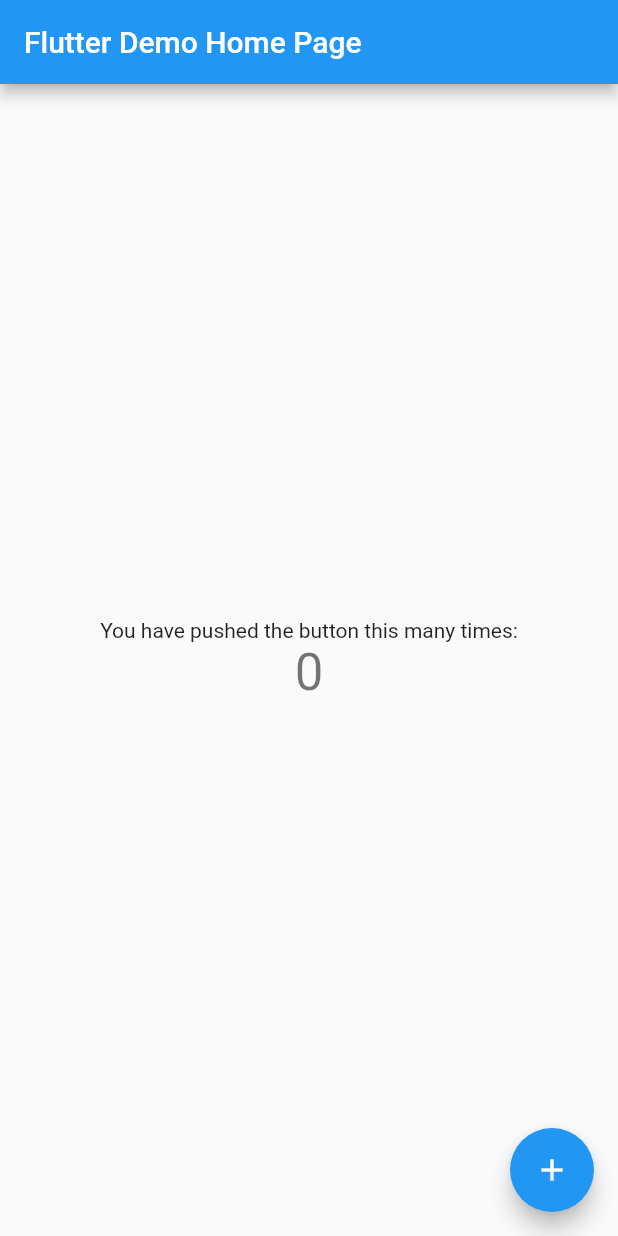
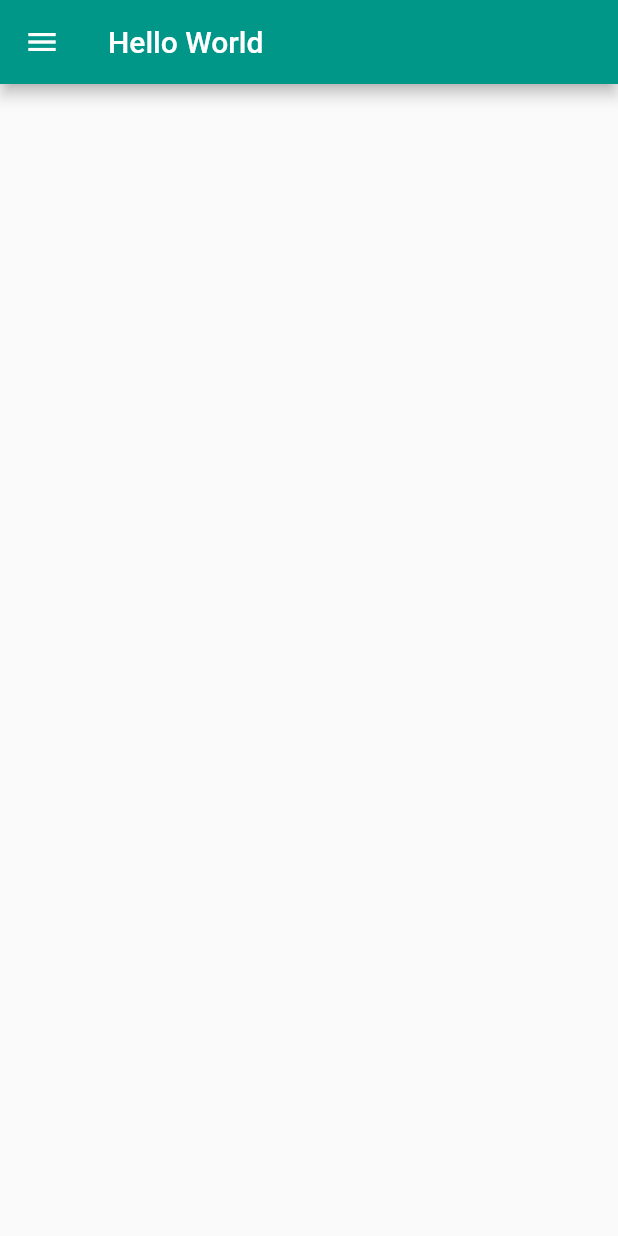
Before and after one commit to ram231/qr_me, a Flutter app: the screen it shows after launch, on a phone screen of 412 x 824 dp. Run offline on Flutter 3.47's test engine with Material 2 defaults, Android fonts, the phone set to English and light mode, and no system bars.

Commit message:
Partially Commited

```diff
--- a/lib/main.dart
+++ b/lib/main.dart
@@ -1,109 +1,59 @@
 import 'package:flutter/material.dart';
 
-void main() => runApp(new MyApp());
+
+void main() => runApp(MyApp());
+
 
 class MyApp extends StatelessWidget {
-  // This widget is the root of your application.
   @override
   Widget build(BuildContext context) {
     return new MaterialApp(
-      title: 'Flutter Demo',
-      theme: new ThemeData(
-        // This is the theme of your application.
-        //
-        // Try running your application with "flutter run". You'll see the
-        // application has a blue toolbar. Then, without quitting the app, try
-        // changing the primarySwatch below to Colors.green and then invoke
-        // "hot reload" (press "r" in the console where you ran "flutter run",
-        // or press Run > Flutter Hot Reload in IntelliJ). Notice that the
-        // counter didn't reset back to zero; the application is not restarted.
-        primarySwatch: Colors.blue,
+      title: "Hello World App",
+      home: MyHomePage(),
+      debugShowCheckedModeBanner: false,
+      theme: ThemeData(
+        primaryColorBrightness: Brightness.dark,
+        primaryColor: Colors.teal,
       ),
-      home: new MyHomePage(title: 'Flutter Demo Home Page'),
     );
   }
 }
 
 class MyHomePage extends StatefulWidget {
-  MyHomePage({Key key, this.title}) : super(key: key);
-
-  // This widget is the home page of your application. It is stateful, meaning
-  // that it has a State object (defined below) that contains fields that affect
-  // how it looks.
-
-  // This class is the configuration for the state. It holds the values (in this
-  // case the title) provided by the parent (in this case the App widget) and
-  // used by the build method of the State. Fields in a Widget subclass are
-  // always marked "final".
-
-  final String title;
-
   @override
   _MyHomePageState createState() => new _MyHomePageState();
 }
 
 class _MyHomePageState extends State<MyHomePage> {
-  int _counter = 0;
-
-  void _incrementCounter() {
-    setState(() {
-      // This call to setState tells the Flutter framework that something has
-      // changed in this State, which causes it to rerun the build method below
-      // so that the display can reflect the updated values. If we changed
-      // _counter without calling setState(), then the build method would not be
-      // called again, and so nothing would appear to happen.
-      _counter++;
-    });
-  }
-
   @override
   Widget build(BuildContext context) {
-    // This method is rerun every time setState is called, for instance as done
-    // by the _incrementCounter method above.
-    //
-    // The Flutter framework has been optimized to make rerunning build methods
-    // fast, so that you can just rebuild anything that needs updating rather
-    // than having to individually change instances of widgets.
     return new Scaffold(
-      appBar: new AppBar(
-        // Here we take the value from the MyHomePage object that was created by
-        // the App.build method, and use it to set our appbar title.
-        title: new Text(widget.title),
+      appBar: AppBar(
+        title: Text("Hello World"),
+
       ),
-      body: new Center(
-        // Center is a layout widget. It takes a single child and positions it
-        // in the middle of the parent.
-        child: new Column(
-          // Column is also layout widget. It takes a list of children and
-          // arranges them vertically. By default, it sizes itself to fit its
-          // children horizontally, and tries to be as tall as its parent.
-          //
-          // Invoke "debug paint" (press "p" in the console where you ran
-          // "flutter run", or select "Toggle Debug Paint" from the Flutter tool
-          // window in IntelliJ) to see the wireframe for each widget.
-          //
-          // Column has various properties to control how it sizes itself and
-          // how it positions its children. Here we use mainAxisAlignment to
-          // center the children vertically; the main axis here is the vertical
-          // axis because Columns are vertical (the cross axis would be
-          // horizontal).
-          mainAxisAlignment: MainAxisAlignment.center,
+      drawer: new Drawer(
+        child: ListView(
           children: <Widget>[
-            new Text(
-              'You have pushed the button this many times:',
+            DrawerHeader(
+              child: new Text("This is the Header"),
             ),
-            new Text(
-              '$_counter',
-              style: Theme.of(context).textTheme.display1,
+            ListTile(
+              title: Text("Home"),
+              leading: Icon(Icons.home),
             ),
+            ListTile(
+              title: Text("Profile"),
+              leading: Icon(Icons.person),
+            ),
+            ListTile(
+              title: Text("Exit"),
+              leading: Icon(Icons.exit_to_app),
+            )
           ],
         ),
       ),
-      floatingActionButton: new FloatingActionButton(
-        onPressed: _incrementCounter,
-        tooltip: 'Increment',
-        child: new Icon(Icons.add),
-      ), // This trailing comma makes auto-formatting nicer for build methods.
+
     );
   }
 }
```
Also changed, not shown: 1 other file.
